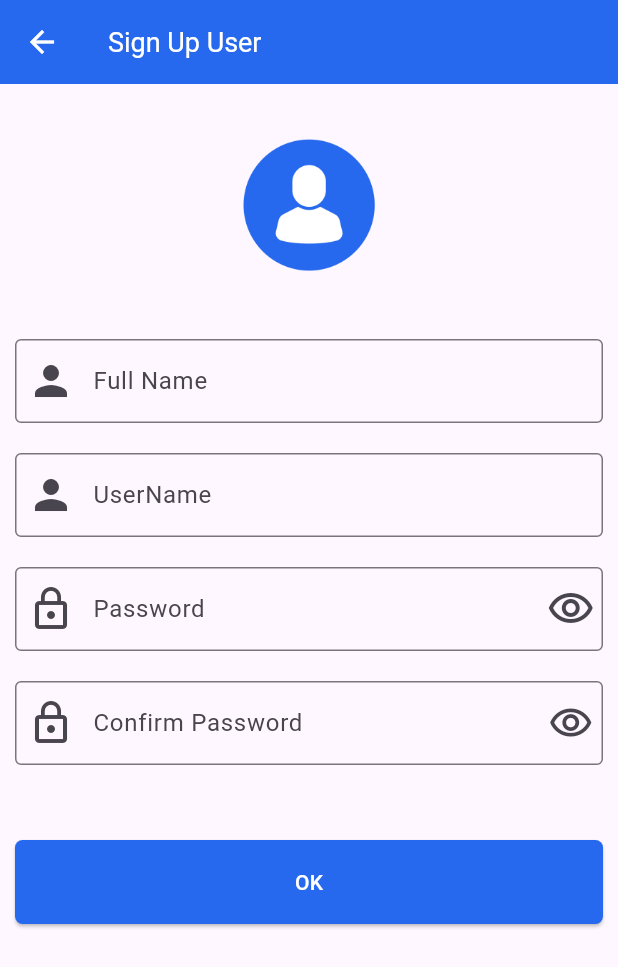
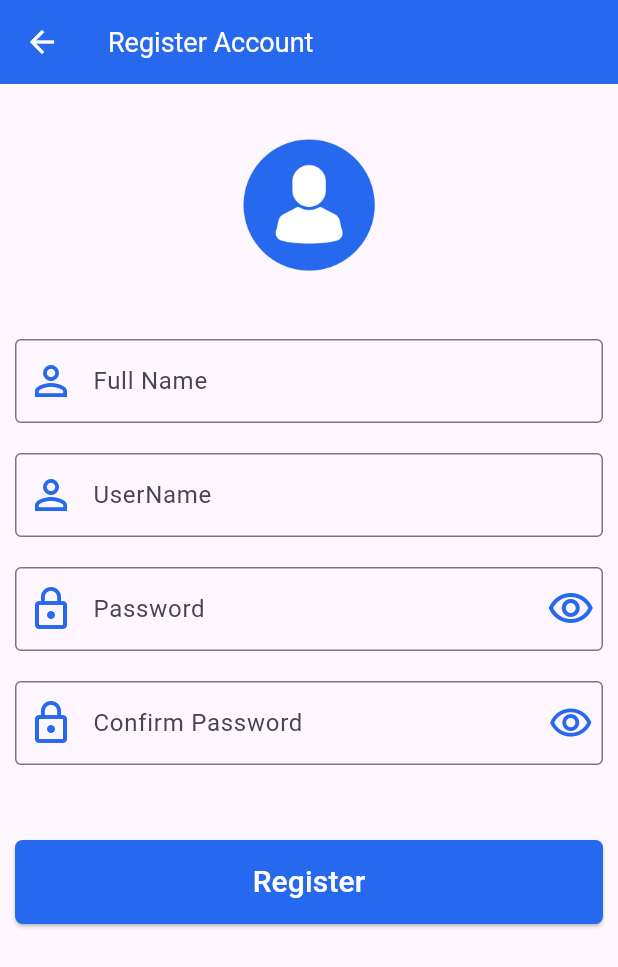
Before and after one commit to sandey2/learning_app, a Flutter app: the screen it shows after launch, after a tap on "Login", after a tap on "Sign Up", on a phone screen of 412 x 824 dp. Shown: the top 967 px of the screen. Run offline on Flutter 3.47's test engine with Material 3 defaults, Android fonts, the phone set to English and light mode, and no system bars; our stand-ins replace flutter_easyloading, shared_preferences; network calls fail.

```diff
--- a/lib/screens/login_user.dart
+++ b/lib/screens/login_user.dart
@@ -6,6 +6,7 @@ import 'package:learning/app_url.dart';
 import 'package:learning/screens/app_dashboard.dart';
 import 'package:learning/screens/signup_screen.dart';
 import 'package:http/http.dart' as http;
+import 'package:shared_preferences/shared_preferences.dart';
 
 class LoginUser extends StatefulWidget {
   const LoginUser({super.key});
@@ -41,7 +42,17 @@ class _LoginUserState extends State<LoginUser> {
 
     if (response.statusCode == 200) {
       final data = jsonDecode(response.body);
+
       if (data['success'] == 1) {
+        final sp = await SharedPreferences.getInstance();
+        sp.setInt("USER_ID", int.parse("${data['userID']}"));
+        sp.setString('USER_NAME', "${data['userName']}");
+        sp.setString('USER_PWD', "${data['userPassword']}");
+        sp.setString('USER_TYPE', "${data['userType']}");
+        sp.setString('USER_IMAGE', "${data['userImage']}");
+        sp.setString('USER_EMAIL', "${data['userEmail']}");
+        sp.setString('USER_FULLNAME', "${data['userFullName']}");
+        sp.setString('USER_PHONE', "${data['userPhone']}");
         EasyLoading.showSuccess("${data['msg_success']}");
         if (!mounted) return;
         Navigator.pushAndRemoveUntil(
@@ -95,6 +106,7 @@ class _LoginUserState extends State<LoginUser> {
                     prefixIcon: Icon(
                       Icons.person_outline,
                       size: 32,
+                      color: AppColors.blue,
                     ),
                   ),
                 ),
@@ -116,6 +128,8 @@ class _LoginUserState extends State<LoginUser> {
                       prefixIcon: const Icon(
                         Icons.lock_outlined,
                         size: 32,
+                        color: AppColors.blue,
+
                       ),
                       suffixIcon: Padding(
                         padding: const EdgeInsets.fromLTRB(10, 0, 4, 0),
@@ -126,6 +140,8 @@ class _LoginUserState extends State<LoginUser> {
                                 ? Icons.visibility_outlined
                                 : Icons.visibility_off_outlined,
                             size: 32,
+                            color: AppColors.blue,
+
                           ),
                         ),
                       )),
@@ -151,7 +167,7 @@ class _LoginUserState extends State<LoginUser> {
                   },
                   child: const Text(
                     'Login',
-                    style: TextStyle(color: Colors.white),
+                    style: TextStyle(color: Colors.white,fontSize: 18),
                   ),
                 ),
               ),
--- a/lib/screens/signup_screen.dart
+++ b/lib/screens/signup_screen.dart
@@ -81,7 +81,7 @@ class _SignupScreenState extends State<SignupScreen> {
       onTap: () => FocusScope.of(context).unfocus(),
       child: Scaffold(
         appBar: AppBar(
-          title: const Text('Sign Up User'),
+          title: const Text('Register Account'),
         ),
         body: Form(
           key: _formKey, // Use the Form widget
@@ -104,8 +104,10 @@ class _SignupScreenState extends State<SignupScreen> {
                     border: OutlineInputBorder(),
                     labelText: 'Full Name',
                     prefixIcon: Icon(
-                      Icons.person,
+                      Icons.person_outline,
                       size: 32,
+                      color: AppColors.blue,
+
                     ),
                   ),
                   validator: (value) {
@@ -124,8 +126,10 @@ class _SignupScreenState extends State<SignupScreen> {
                     border: OutlineInputBorder(),
                     labelText: 'UserName',
                     prefixIcon: Icon(
-                      Icons.person,
+                      Icons.person_outline,
                       size: 32,
+                      color: AppColors.blue,
+
                     ),
                   ),
                   validator: (value) {
@@ -147,6 +151,8 @@ class _SignupScreenState extends State<SignupScreen> {
                     prefixIcon: const Icon(
                       Icons.lock_outline,
                       size: 32,
+                      color: AppColors.blue,
+
                     ),
                     suffixIcon: Padding(
                       padding: const EdgeInsets.fromLTRB(10, 0, 5, 0),
@@ -157,6 +163,8 @@ class _SignupScreenState extends State<SignupScreen> {
                               ? Icons.visibility_outlined
                               : Icons.visibility_off_outlined,
                           size: 32,
+                          color: AppColors.blue,
+
                         ),
                       ),
                     ),
@@ -180,6 +188,8 @@ class _SignupScreenState extends State<SignupScreen> {
                     prefixIcon: const Icon(
                       Icons.lock_outline,
                       size: 32,
+                      color: AppColors.blue,
+
                     ),
                     suffixIcon: Padding(
                       padding: const EdgeInsets.fromLTRB(10, 0, 5, 0),
@@ -190,6 +200,8 @@ class _SignupScreenState extends State<SignupScreen> {
                               ? Icons.visibility_outlined
                               : Icons.visibility_off_outlined,
                           size: 30,
+                          color: AppColors.blue,
+
                         ),
                       ),
                     ),
@@ -225,8 +237,8 @@ class _SignupScreenState extends State<SignupScreen> {
                     }
                   },
                   child: const Text(
-                    'OK',
-                    style: TextStyle(color: Colors.white),
+                    'Register',
+                    style: TextStyle(color: Colors.white,fontSize: 20),
                   ),
                 ),
               ),
--- a/pubspec.yaml
+++ b/pubspec.yaml
@@ -33,6 +33,7 @@ dependencies:
   http: ^1.2.2
   flutter_easyloading: ^3.0.5
   js: ^0.6.5
+  shared_preferences: ^2.1.1
 
   # The following adds the Cupertino Icons font to your application.
   # Use with the CupertinoIcons class for iOS style icons.
```
Also changed, not shown: lib/screens/app_dashboard.dart (+19 -4 lines), pubspec.lock, 1 other file.
